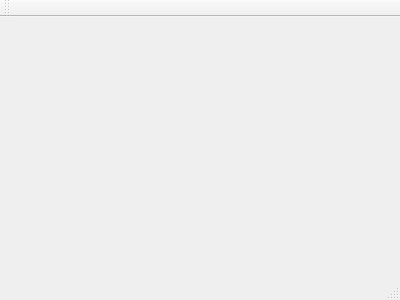
Above: mainwindow.ui from kwon852456/imageHanlder before the change. Below: the same form after it.
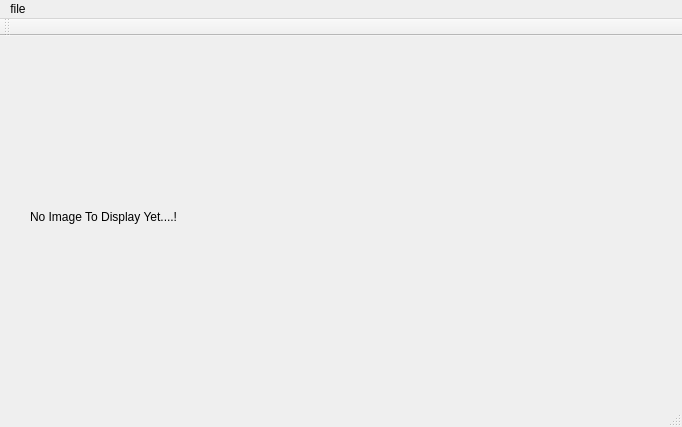
That is the form after the change.

Diff of the .ui file:
```diff
--- a/mainwindow.ui
+++ b/mainwindow.ui
@@ -1,24 +1,65 @@
 <ui version="4.0">
  <class>MainWindow</class>
- <widget class="QMainWindow" name="MainWindow" >
-  <property name="geometry" >
+ <widget class="QMainWindow" name="MainWindow">
+  <property name="geometry">
    <rect>
     <x>0</x>
     <y>0</y>
-    <width>400</width>
-    <height>300</height>
+    <width>682</width>
+    <height>427</height>
    </rect>
   </property>
   <property name="windowTitle" >
    <string>MainWindow</string>
   </property>
-  <widget class="QMenuBar" name="menuBar" />
-  <widget class="QToolBar" name="mainToolBar" />
-  <widget class="QWidget" name="centralWidget" />
-  <widget class="QStatusBar" name="statusBar" />
+  <widget class="QWidget" name="centralWidget">
+   <widget class="QLabel" name="label_img">
+    <property name="geometry">
+     <rect>
+      <x>30</x>
+      <y>20</y>
+      <width>501</width>
+      <height>321</height>
+     </rect>
+    </property>
+    <property name="text">
+     <string>No Image To Display Yet....!</string>
+    </property>
+   </widget>
+  </widget>
+  <widget class="QMenuBar" name="menuBar">
+   <property name="geometry">
+    <rect>
+     <x>0</x>
+     <y>0</y>
+     <width>682</width>
+     <height>26</height>
+    </rect>
+   </property>
+   <widget class="QMenu" name="menufile">
+    <property name="title">
+     <string>file</string>
+    </property>
+    <addaction name="openInImage"/>
+   </widget>
+   <addaction name="menufile"/>
+  </widget>
+  <widget class="QToolBar" name="mainToolBar">
+   <attribute name="toolBarArea">
+    <enum>TopToolBarArea</enum>
+   </attribute>
+   <attribute name="toolBarBreak">
+    <bool>false</bool>
+   </attribute>
+  </widget>
+  <widget class="QStatusBar" name="statusBar"/>
+  <action name="openInImage">
+   <property name="text">
+    <string>open</string>
+   </property>
+  </action>
  </widget>
- <layoutDefault spacing="6" margin="11" />
- <pixmapfunction></pixmapfunction>
+ <layoutdefault spacing="6" margin="11"/>
  <resources/>
  <connections/>
 </ui>
```
Left out of the diff: 3 changed lines with no effect on the pictures.
